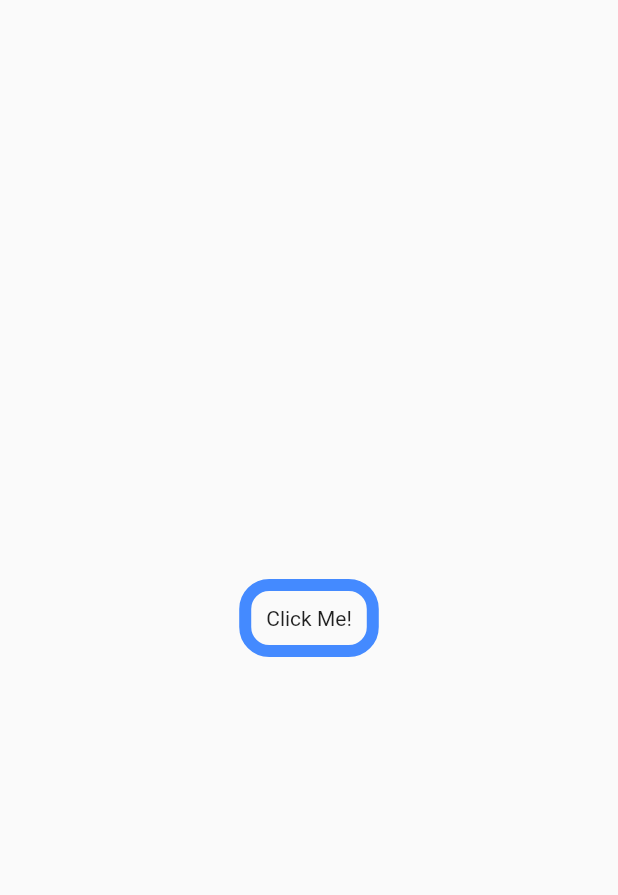
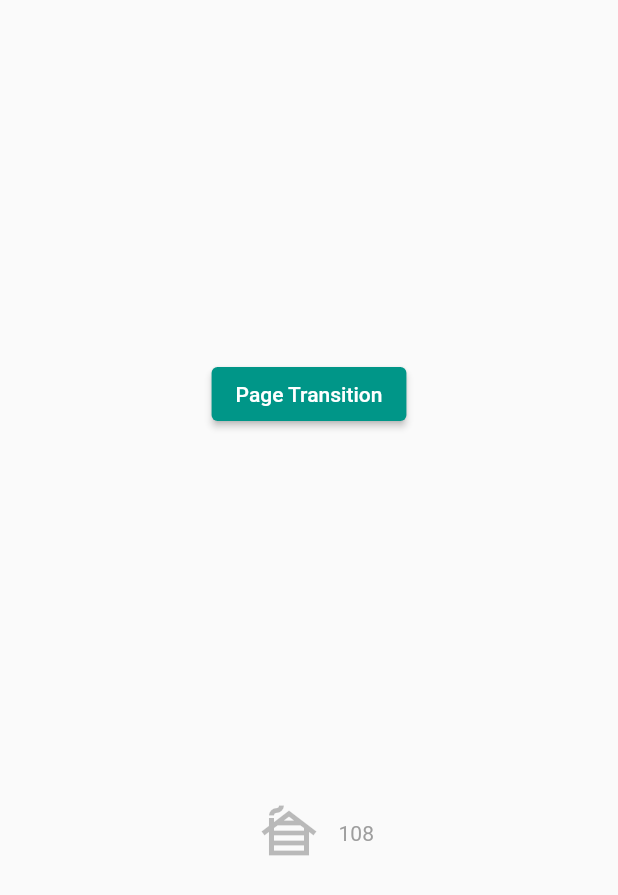
Before and after one commit to MinaFaried3/Flutter-Animation, a Flutter app: the first screen one second after launch, on a phone screen of 412 x 824 dp. Shown: the top 895 px of the screen. Run offline on Flutter 3.47's test engine with Material 2 defaults, Android fonts, the light colour scheme and no system bars; drawn by our look-alikes of like_button; our stand-ins replace page_transition.

Commit message:
finish package

```diff
--- a/lib/main.dart
+++ b/lib/main.dart
@@ -1,6 +1,6 @@
 import 'package:flutter/material.dart';
 
-import 'explicit/animation_widget.dart';
+import 'package/page_and_like.dart';
 
 void main() {
   runApp(const MyApp());
@@ -15,9 +15,9 @@ class MyApp extends StatelessWidget {
       debugShowCheckedModeBanner: false,
       title: 'Flutter Demo',
       theme: ThemeData(
-        primarySwatch: Colors.blue,
+        primarySwatch: Colors.teal,
       ),
-      home: const AnimationCustomWidget(),
+      home: const PageWidget(),
     );
   }
 }
--- /dev/null
+++ b/lib/package/page_and_like.dart
@@ -0,0 +1,72 @@
+import 'package:flutter/material.dart';
+import 'package:like_button/like_button.dart';
+import 'package:page_transition/page_transition.dart';
+
+class PageWidget extends StatefulWidget {
+  const PageWidget({Key? key}) : super(key: key);
+
+  @override
+  State<PageWidget> createState() => _PageWidgetState();
+}
+
+class _PageWidgetState extends State<PageWidget> {
+  @override
+  Widget build(BuildContext context) {
+    return Scaffold(
+      body: SafeArea(
+        child: SizedBox(
+          width: double.infinity,
+          child: Column(
+            mainAxisAlignment: MainAxisAlignment.spaceEvenly,
+            children: [
+              ElevatedButton(
+                  onPressed: () {
+                    Navigator.of(context).push(PageTransition(
+                        child: const Page2(),
+                        type: PageTransitionType.rotate,
+                        alignment: Alignment.centerLeft,
+                        duration: const Duration(seconds: 2)));
+                  },
+                  child: const Text("Page Transition")),
+              const LikeButton(
+                size: 60,
+                likeCount: 108,
+                bubblesColor: BubblesColor(
+                    dotPrimaryColor: Colors.pink,
+                    dotSecondaryColor: Colors.pinkAccent),
+                circleColor:
+                    CircleColor(start: Colors.deepPurple, end: Colors.purple),
+                likeBuilder: changeIcon,
+              ),
+            ],
+          ),
+        ),
+      ),
+    );
+  }
+}
+
+Widget? changeIcon(bool isLike) {
+  return Icon(
+    Icons.cabin_outlined,
+    size: 40,
+    color: isLike ? Colors.pink : Colors.black26,
+  );
+}
+
+class Page2 extends StatelessWidget {
+  const Page2({Key? key}) : super(key: key);
+
+  @override
+  Widget build(BuildContext context) {
+    return const Scaffold(
+      body: SafeArea(
+        child: Center(
+          child: FlutterLogo(
+            size: 300,
+          ),
+        ),
+      ),
+    );
+  }
+}
```
Also changed, not shown: lib/widgets/fade.dart (added, +20 -0 lines), lib/widgets/form.dart (added, +172 -0 lines), lib/widgets/hero.dart (added, +43 -0 lines), pubspec.yaml (+5 -3 lines), assets/tree.jpg (added), pubspec.lock.
